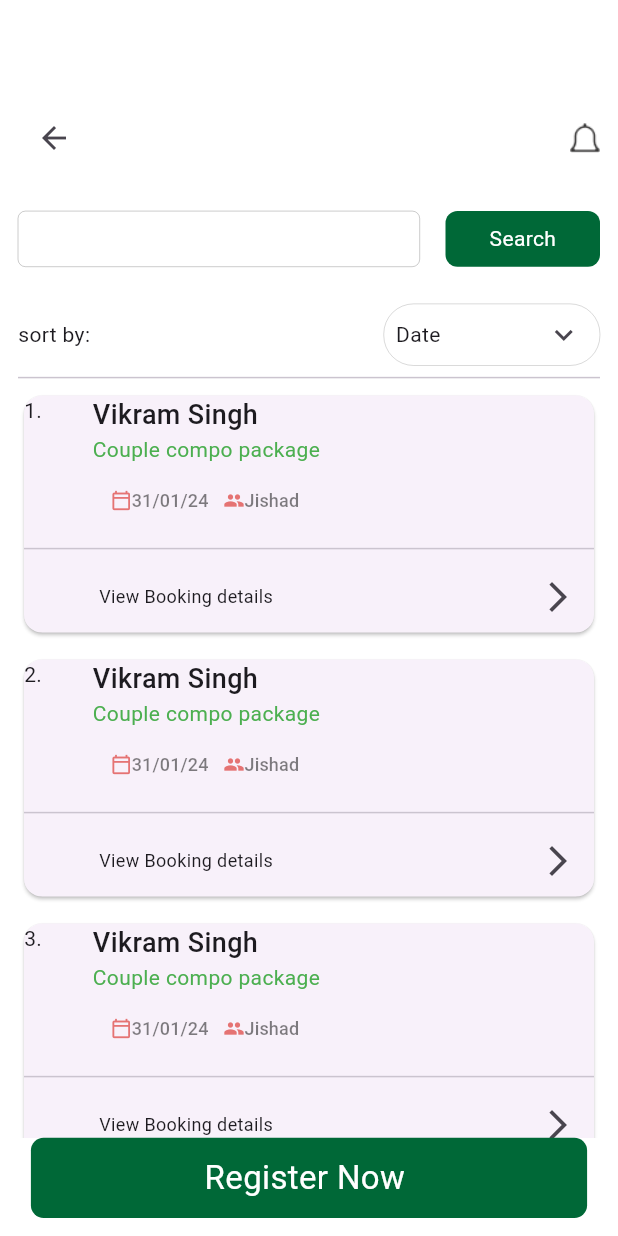
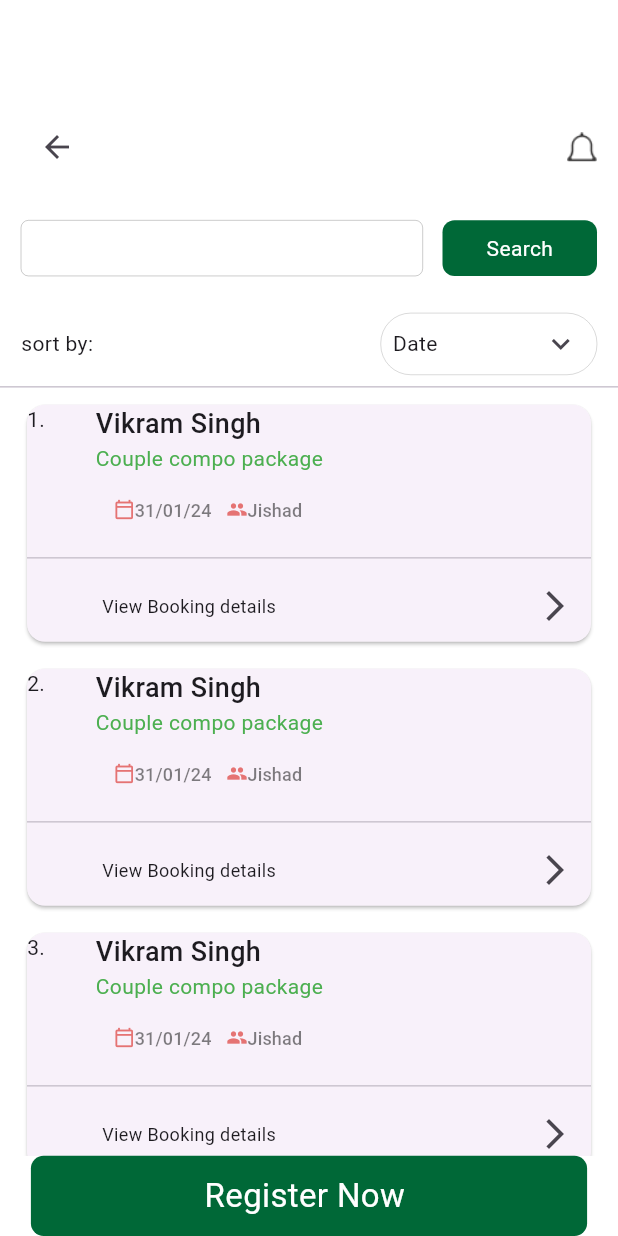
Before and after one commit to Jishad07/Kumarakam_registration, a Flutter app: the screen it shows after launch, after a tap on "Login", on a phone screen of 412 x 824 dp. Run offline on Flutter 3.47's test engine with Material 3 defaults, Android fonts, the phone set to English and light mode, and no system bars.

```diff
--- a/kumarakam/lib/screens/login.dart
+++ b/kumarakam/lib/screens/login.dart
@@ -43,6 +43,7 @@ class LogInPage extends StatelessWidget {
                   ),
                  const  CustomTextFormField(
                     label: "Email",
+                    hintlabal: "Enter your email",
                     obscureText: false,
                   ),
                 const  SizedBox(
@@ -57,7 +58,7 @@ class LogInPage extends StatelessWidget {
                   ),
                   GestureDetector(
                     onTap: (){
-                      Navigator.of(context).pushReplacement(MaterialPageRoute(builder: (ctx)=>const SearchPage()));
+                      Navigator.of(context).push(MaterialPageRoute(builder: (ctx)=>const SearchPage()));
                     },
                     child: MainButton(tittle: "Login", screenheight: screenheight, screenWidth: screenWidth)),
                   SizedBox(height: screenheight*0.05,),
--- a/kumarakam/lib/screens/searchpage.dart
+++ b/kumarakam/lib/screens/searchpage.dart
@@ -1,5 +1,6 @@
 import 'package:flutter/cupertino.dart';
 import 'package:flutter/material.dart';
+import 'package:kumarakam/screens/register_screen.dart';
 import 'package:kumarakam/widgets/apptext_widget.dart';
 import 'package:kumarakam/widgets/mainbutton.dart';
 
@@ -11,11 +12,12 @@ class SearchPage extends StatelessWidget {
      final screenheight=MediaQuery.of(context).size.height;
     final screenWidth=MediaQuery.of(context).size.width;
     return Scaffold(
-      appBar:AppBar(backgroundColor: Colors.white ,) ,
-      body: Padding(
-        padding: const EdgeInsets.all(12.0),
-        child: Column(children: [
-          Row(
+      // appBar:AppBar(backgroundColor: Colors.white ,) ,
+      body: Column(children: [
+        SizedBox(height: screenheight*0.09,),
+        Padding(
+          padding: const EdgeInsets.symmetric(horizontal: 14 ),
+          child: Row(
             mainAxisAlignment: MainAxisAlignment.spaceBetween,
             children: [
               IconButton(onPressed: (){}, icon: Icon(Icons.arrow_back)),
@@ -23,10 +25,13 @@ class SearchPage extends StatelessWidget {
              height: 20,)
             ],
           ),
+        ),
 
         SizedBox(height: screenheight*0.03,),
 
-           Row(
+         Padding(
+           padding: const EdgeInsets.symmetric(horizontal: 14),
+           child: Row(
             mainAxisAlignment: MainAxisAlignment.spaceBetween,
             children: [
               Container(
@@ -49,8 +54,11 @@ class SearchPage extends StatelessWidget {
                 )
             ],
                    ),
+         ),
         SizedBox(height: screenheight*0.03   ,),
-          Row(
+        Padding(
+          padding: const EdgeInsets.symmetric(horizontal: 14),
+          child: Row(
             mainAxisAlignment: MainAxisAlignment.spaceBetween,
             children: [
               AppText(tittle: "sort by:", fs: 14 ),
@@ -77,10 +85,13 @@ class SearchPage extends StatelessWidget {
               )
             ],
           ),
+        ),
         Divider(),
         Expanded(
           child: ListView.separated(
-            itemBuilder: (context, index) => Card(
+          itemBuilder: (context, index) => Padding(
+            padding: const EdgeInsets.symmetric(horizontal: 14),
+            child: Card(
 
               child: Column(
                 children: [
@@ -133,12 +144,13 @@ class SearchPage extends StatelessWidget {
             ],
             ),
             ),
+          ),
           separatorBuilder:(context, index) => SizedBox(height: 10,),
           itemCount: 3)),
-            MainButton(tittle: "Register Now ", screenheight: screenheight, screenWidth: screenWidth)
-        ],),
-
-      )
+          GestureDetector(
+            onTap: () => Navigator.of(context).push(MaterialPageRoute(builder: (ctx)=>RegisterScreen())),
+            child: MainButton(tittle: "Register Now ", screenheight: screenheight, screenWidth: screenWidth))
+      ],)
       );
   }
 }
--- a/kumarakam/lib/widgets/custom_textformfield.dart
+++ b/kumarakam/lib/widgets/custom_textformfield.dart
@@ -3,7 +3,11 @@ import 'package:flutter/widgets.dart';
 
 class CustomTextFormField extends StatelessWidget {
   final String label;
+  final String? hintlabal;
   final bool obscureText;
+  final Icon? lasticon;
+  final Widget? suffixIcon;
+
   final TextEditingController? controller;
 
   const CustomTextFormField({
@@ -11,32 +15,44 @@ class CustomTextFormField extends StatelessWidget {
     required this.label,
     this.obscureText = false,
     this.controller,
+     this.hintlabal,
+     this.lasticon,
+     this.suffixIcon,
   }) : super(key: key);
 
   @override
   Widget build(BuildContext context) {
-    return Column(
+    return Container(
+      child: Column(
         crossAxisAlignment: CrossAxisAlignment.start,
         children: [
-        Text(
+          Padding(
+            padding: const EdgeInsets.only(left: 8),
+            child: Text(
               label,
-          style: TextStyle(fontSize: 12, color: Colors.black),
+              style:const TextStyle(fontSize: 12, color: Colors.black),
             ),
-        SizedBox(height: 8), // Space between label and field
+          ),
+         const SizedBox(height: 0), // Space between label and field
           TextFormField(
             controller: controller,
             obscureText: obscureText,
-          decoration:const  InputDecoration(
-            hintText: "Enter your email",
-            hintStyle: TextStyle(fontSize: 12,),
-            border: OutlineInputBorder(borderRadius:BorderRadius.all(Radius.circular(10))),
+            decoration:  InputDecoration(
 
-            focusedBorder: OutlineInputBorder(
+              hintText: hintlabal,
+              hintStyle: const TextStyle(fontSize: 12,),
+              border:const OutlineInputBorder(borderRadius:BorderRadius.all(Radius.circular(10))),
+
+              focusedBorder:const OutlineInputBorder(
                 borderSide: BorderSide(color: Colors.blue, width: 2.0),
               ),
+              suffixIcon: suffixIcon
             ),
+
           ),
+          SizedBox(height: 10,)
         ],
+      ),
     );
   }
 }
--- a/kumarakam/lib/widgets/mainbutton.dart
+++ b/kumarakam/lib/widgets/mainbutton.dart
@@ -5,11 +5,15 @@ import 'apptext_widget.dart';
 
 class MainButton extends StatelessWidget {
   String tittle;
+  Color?textcolor;
+  Color? backgroundColor;
    MainButton({
     super.key,
     required this.screenheight,
     required this.screenWidth,
-    required this.tittle
+    required this.tittle,
+    this.backgroundColor,
+    this.textcolor
   });
 
   final double screenheight;
@@ -20,10 +24,10 @@ class MainButton extends StatelessWidget {
     return Container(
       height: screenheight * 0.065,
       width: screenWidth * 0.9,
-      decoration:const  BoxDecoration(
+      decoration:  BoxDecoration(
           borderRadius: BorderRadius.all(Radius.circular(8.5)),
 
-          color: const Color.fromARGB(255, 0, 104, 55)),
+          color: backgroundColor==null? const Color.fromARGB(255, 0, 104, 55):Color.fromRGBO(56, 154, 72, 0.3),),
       child: Center(
           child: AppText(
         tittle: tittle,
```
Also changed, not shown: kumarakam/lib/screens/register_screen.dart (added, +55 -0 lines), kumarakam/lib/widgets/add_treatment_widget.dart (added, +109 -0 lines), kumarakam/lib/widgets/register_form_field_widget.dart (added, +83 -0 lines), kumarakam/lib/widgets/select_payment_option_widget.dart (added, +111 -0 lines), kumarakam/lib/widgets/select_treatment_time_widget.dart (added, +73 -0 lines), kumarakam/assets/Vector (1).png (added). Lines whose indentation alone changed are shown as unchanged.
